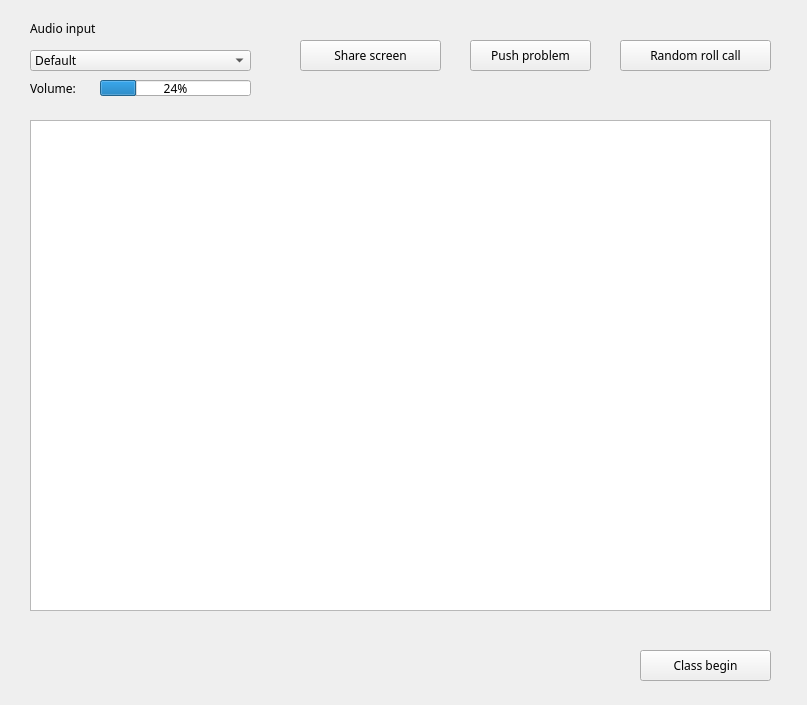
Before: the Qt Designer form THUnderClient/view/teachermainpage.ui in Lander-Hatsune/THUnder-class, drawn with Qt 5.
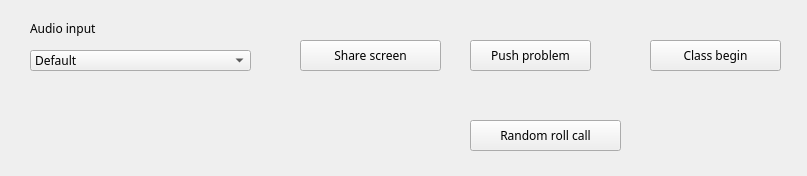
After: the same form once the commit is applied.

```diff
--- a/THUnderClient/view/teachermainpage.ui
+++ b/THUnderClient/view/teachermainpage.ui
@@ -7,7 +7,7 @@
     <x>0</x>
     <y>0</y>
     <width>807</width>
-    <height>705</height>
+    <height>176</height>
    </rect>
   </property>
   <property name="font">
@@ -49,8 +49,8 @@
   <widget class="QPushButton" name="b_togglestate">
    <property name="geometry">
     <rect>
-     <x>640</x>
-     <y>650</y>
+     <x>650</x>
+     <y>40</y>
      <width>131</width>
      <height>31</height>
     </rect>
@@ -72,32 +72,6 @@
     <string>Share screen</string>
    </property>
   </widget>
-  <widget class="QProgressBar" name="progressBar">
-   <property name="geometry">
-    <rect>
-     <x>100</x>
-     <y>80</y>
-     <width>151</width>
-     <height>16</height>
-    </rect>
-   </property>
-   <property name="value">
-    <number>24</number>
-   </property>
-  </widget>
-  <widget class="QLabel" name="label_2">
-   <property name="geometry">
-    <rect>
-     <x>30</x>
-     <y>80</y>
-     <width>61</width>
-     <height>16</height>
-    </rect>
-   </property>
-   <property name="text">
-    <string>Volume:</string>
-   </property>
-  </widget>
   <widget class="QPushButton" name="b_pushprob">
    <property name="geometry">
     <rect>
@@ -114,24 +88,27 @@
   <widget class="QPushButton" name="b_randcall">
    <property name="geometry">
     <rect>
-     <x>620</x>
-     <y>40</y>
-     <width>151</width>
-     <height>31</height>
-    </rect>
-   </property>
-   <property name="text">
-    <string>Random roll call</string>
-   </property>
-  </widget>
-  <widget class="QGraphicsView" name="gv_screenshare">
-   <property name="geometry">
-    <rect>
-     <x>30</x>
+     <x>470</x>
      <y>120</y>
-     <width>741</width>
-     <height>491</height>
+     <width>151</width>
+     <height>31</height>
     </rect>
+   </property>
+   <property name="text">
+    <string>Random roll call</string>
+   </property>
+  </widget>
+  <widget class="QLabel" name="lbl_called">
+   <property name="geometry">
+    <rect>
+     <x>470</x>
+     <y>90</y>
+     <width>72</width>
+     <height>15</height>
+    </rect>
+   </property>
+   <property name="text">
+    <string/>
    </property>
   </widget>
  </widget>
```
